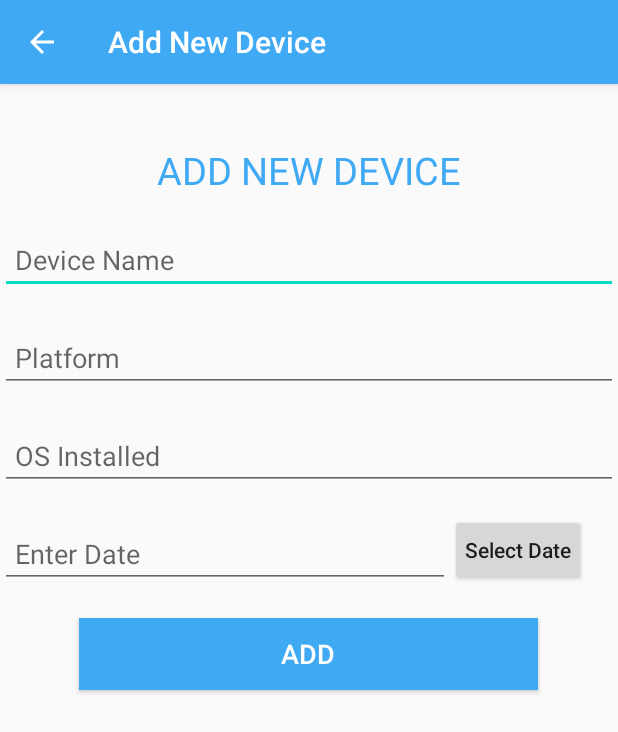
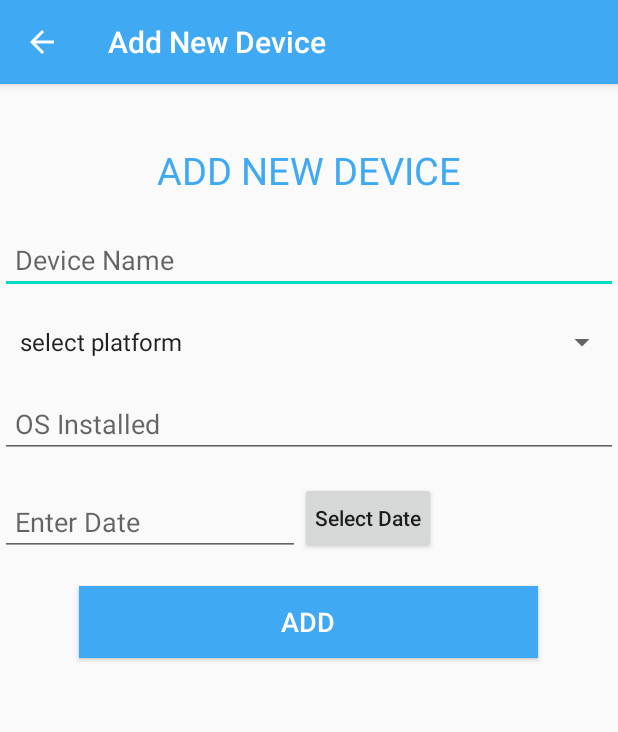
Before and after one commit to VijayaP-Cuelogic/AndroidTraining, an Android app: the AddNewDeviceActivity screen opened directly, with no data from a screen before it, on a phone screen of 412 x 824 dp. Shown: the top 732 px of the screen. Run offline under Robolectric (Android 15) with nearby library versions, the phone set to English and light mode, and no system bars; our stand-ins replace Firebase (no records; nobody signed in at launch, a user with empty details on screens opened directly).

Commit message:
UI changes

```diff
--- a/app/src/main/java/com/example/cuelogicinventoryassignment/AddNewDeviceActivity.kt
+++ b/app/src/main/java/com/example/cuelogicinventoryassignment/AddNewDeviceActivity.kt
@@ -7,6 +7,11 @@ import android.content.Intent
 import android.os.Bundle
 import android.util.Log
 import android.view.MenuItem
+import android.view.View
+import android.widget.AdapterView
+import android.widget.ArrayAdapter
+import android.widget.Spinner
+import android.widget.Toast
 import androidx.appcompat.app.AppCompatActivity
 import com.google.firebase.database.FirebaseDatabase
 import kotlinx.android.synthetic.main.activity_add_new_device.*
@@ -16,13 +21,50 @@ import javax.xml.datatype.DatatypeConstants.MONTHS
 
 class AddNewDeviceActivity : AppCompatActivity() {
 
+    lateinit var platformSelected : String
     @SuppressLint("RestrictedApi")
     override fun onCreate(savedInstanceState: Bundle?) {
         super.onCreate(savedInstanceState)
         setContentView(R.layout.activity_add_new_device)
 
         getSupportActionBar()!!.setDisplayHomeAsUpEnabled(true)
-        buttonSelectDate.setOnClickListener{
+        val platforms = resources.getStringArray(R.array.platform)
+
+        platformSelected = "select platform"
+        // access the spinner
+        val spinner = findViewById<Spinner>(R.id.spinner)
+        if (spinner != null) {
+            val adapter = ArrayAdapter(this,
+                android.R.layout.simple_spinner_item, platforms)
+            spinner.adapter = adapter
+
+            spinner.onItemSelectedListener = object :
+                AdapterView.OnItemSelectedListener {
+                override fun onItemSelected(parent: AdapterView<*>,
+                                            view: View, position: Int, id: Long) {
+//                    Toast.makeText(this,
+//                        getString(R.string.selected_item) + " " +
+//                                "" + languages[position], Toast.LENGTH_SHORT).show()
+                    Toast.makeText(
+                        baseContext,
+                        "selected platform",
+                        Toast.LENGTH_SHORT
+                    ).show()
+                    platformSelected = platforms[position]
+                }
+
+                override fun onNothingSelected(parent: AdapterView<*>) {
+                    // write code to perform some action
+                    Toast.makeText(
+                        baseContext,
+                        "nothing selected",
+                        Toast.LENGTH_SHORT
+                    ).show()
+
+                }
+            }
+        }
+    buttonSelectDate.setOnClickListener{
             val c = Calendar.getInstance()
             val year = c.get(Calendar.YEAR)
             val month = c.get(Calendar.MONTH)
@@ -45,9 +87,7 @@ class AddNewDeviceActivity : AppCompatActivity() {
                 deviceName.requestFocus()
                 return@setOnClickListener
             }
-            if (EditTextPlatform.text.toString().isEmpty()) {
-                EditTextPlatform.error = "Please enter platform"
-                EditTextPlatform.requestFocus()
+            if (platformSelected.isEmpty() || platformSelected.equals("select platform", true)) {
                 return@setOnClickListener
             }
             if (OSInstalled.text.toString().isEmpty()) {
@@ -62,11 +102,14 @@ class AddNewDeviceActivity : AppCompatActivity() {
             }
             var device = Device(
                 deviceName.text.toString(),
-                EditTextPlatform.text.toString(),
+                platformSelected,
+                //EditTextPlatform.text.toString(),
                 OSInstalled.text.toString(),
-                editTextDate.text.toString()
+                editTextDate.text.toString(),
+                "",
+                ""
             )
-            var ref = FirebaseDatabase.getInstance().getReference("device/Android")
+            var ref = FirebaseDatabase.getInstance().getReference("device/"+platformSelected)
 
             var deviceId = ref.push().key
             ref.child(deviceId!!).setValue(device).addOnCompleteListener {
--- a/app/src/main/res/layout/activity_add_new_device.xml
+++ b/app/src/main/res/layout/activity_add_new_device.xml
@@ -26,16 +26,30 @@
         android:inputType="textPersonName"
         android:hint="Device Name" />
 
-    <EditText
-        android:id="@+id/EditTextPlatform"
-        android:layout_width="match_parent"
-        android:layout_height="wrap_content"
-        android:layout_marginTop="@dimen/margin_Top"
-        android:paddingRight="@dimen/padding_right"
-        android:paddingLeft="@dimen/padding_left"
-        android:ems="10"
-        android:inputType="textPersonName"
-        android:hint="Platform" />
+<!--    <LinearLayout-->
+<!--        android:layout_width="wrap_content"-->
+<!--        android:layout_height="wrap_content"-->
+<!--        android:orientation="horizontal">-->
+<!--        <EditText-->
+<!--            android:id="@+id/EditTextPlatform"-->
+<!--            android:layout_width="match_parent"-->
+<!--            android:layout_height="wrap_content"-->
+<!--            android:layout_marginTop="@dimen/margin_Top"-->
+<!--            android:paddingRight="@dimen/padding_right"-->
+<!--            android:paddingLeft="@dimen/padding_left"-->
+<!--            android:ems="10"-->
+<!--            android:inputType="textPersonName"-->
+<!--            android:hint="Select Platform" />-->
+
+        <Spinner
+            android:id="@+id/spinner"
+            android:paddingLeft="5dp"
+            android:paddingRight="@dimen/padding_right"
+            android:layout_marginTop="@dimen/margin_Top"
+            android:layout_width="match_parent"
+            android:layout_height="wrap_content"
+            android:layout_alignBottom="@id/EditTextPlatform"/>
+<!--    </LinearLayout>-->
 
     <EditText
         android:id="@+id/OSInstalled"
@@ -55,7 +69,7 @@
 
         <EditText
             android:id="@+id/editTextDate"
-            android:layout_width="300dp"
+            android:layout_width="200dp"
             android:layout_height="wrap_content"
             android:layout_marginTop="@dimen/margin_Top"
             android:paddingEnd="@dimen/padding_right"
--- /dev/null
+++ b/app/src/main/res/layout/layout_progress_bar.xml
@@ -0,0 +1,6 @@
+<?xml version="1.0" encoding="utf-8"?>
+<LinearLayout xmlns:android="http://schemas.android.com/apk/res/android"
+    android:orientation="vertical" android:layout_width="match_parent"
+    android:layout_height="match_parent">
+
+</LinearLayout>
--- a/app/src/main/res/values/strings.xml
+++ b/app/src/main/res/values/strings.xml
@@ -16,5 +16,13 @@
     <string name="title_activity_add_new_device">Add New Device</string>
     <string name="title_activity_device_details">Device Details</string>
     <string name="title_activity_forgot_password">ActivityForgotPassword</string>
+    <string name="selected_item">Selected item:</string>
+
+    <string-array name="platform">
+        <item>select platform</item>
+        <item>Android</item>
+        <item>iOS</item>
+    </string-array>
+
 
 </resources>
```
Also changed, not shown: app/src/main/java/com/example/cuelogicinventoryassignment/ActivityAllDeviceListView.kt (+20 -5 lines), app/src/main/java/com/example/cuelogicinventoryassignment/ActivityUpdateDevice.kt (added, +11 -0 lines), app/src/main/java/com/example/cuelogicinventoryassignment/iOSDeviceListFragment.kt (+15 -5 lines), app/src/main/res/layout/activity_update_device.xml (added, +10 -0 lines), app/src/main/res/layout/custom_action_bar_layout.xml (+35 -5 lines).
